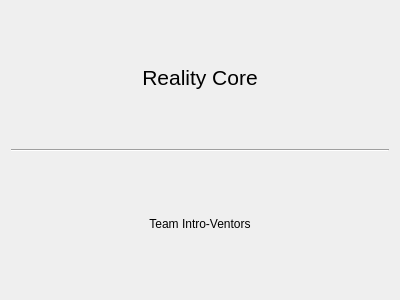
Old version of the form RealityCore/Source/GUI/Forms/About.ui in the repository Intro-Ventors/Re-Co-Desktop.
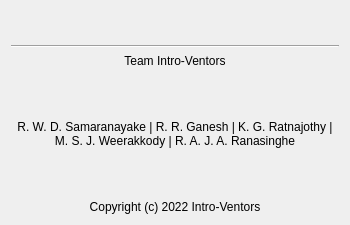
New version of the form.

The edit to the form file:
```diff
--- a/RealityCore/Source/GUI/Forms/About.ui
+++ b/RealityCore/Source/GUI/Forms/About.ui
@@ -6,8 +6,8 @@
    <rect>
     <x>0</x>
     <y>0</y>
-    <width>400</width>
-    <height>300</height>
+    <width>350</width>
+    <height>225</height>
    </rect>
   </property>
   <property name="windowTitle">
@@ -15,14 +15,9 @@
   </property>
   <layout class="QVBoxLayout" name="verticalLayout">
    <item>
-    <widget class="QLabel" name="label">
-     <property name="font">
-      <font>
-       <pointsize>16</pointsize>
-      </font>
-     </property>
+    <widget class="QLabel" name="logo">
      <property name="text">
-      <string>Reality Core</string>
+      <string/>
      </property>
      <property name="alignment">
       <set>Qt::AlignCenter</set>
@@ -38,12 +33,23 @@
    </item>
    <item>
     <widget class="QLabel" name="label_2">
+     <property name="font">
+      <font>
+       <pointsize>9</pointsize>
+      </font>
+     </property>
+     <property name="layoutDirection">
+      <enum>Qt::LeftToRight</enum>
+     </property>
      <property name="text">
-      <string>Team Intro-Ventors</string>
+      <string>&lt;html&gt;&lt;head/&gt;&lt;body&gt;&lt;p align=&quot;center&quot;&gt;Team Intro-Ventors&lt;/p&gt;&lt;p align=&quot;center&quot;&gt;&lt;br/&gt;&lt;/p&gt;&lt;p align=&quot;center&quot;&gt;R. W. D. Samaranayake | R. R. Ganesh | K. G. Ratnajothy | M. S. J. Weerakkody | R. A. J. A. Ranasinghe&lt;/p&gt;&lt;p align=&quot;center&quot;&gt;&lt;br/&gt;&lt;/p&gt;&lt;p align=&quot;center&quot;&gt;Copyright (c) 2022 Intro-Ventors&lt;/p&gt;&lt;/body&gt;&lt;/html&gt;</string>
      </property>
      <property name="alignment">
       <set>Qt::AlignCenter</set>
      </property>
+     <property name="wordWrap">
+      <bool>true</bool>
+     </property>
     </widget>
    </item>
   </layout>
```
Left out of the diff: 2 changed lines with no effect on the pictures.
